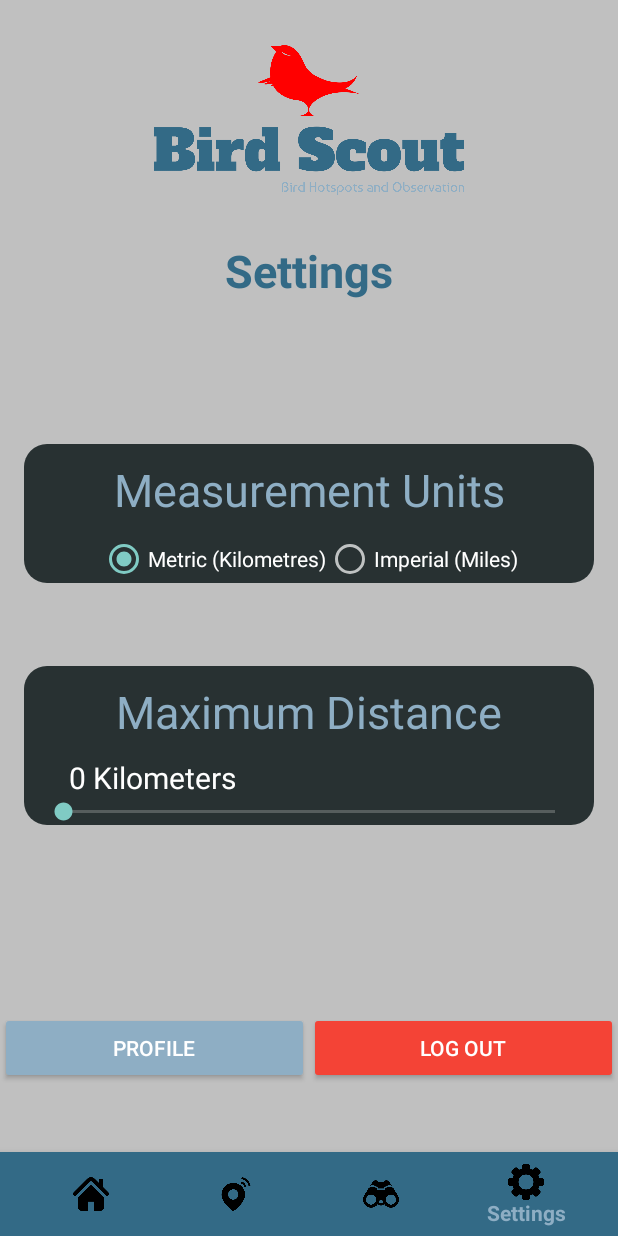
After one commit to St10092007/OPSC7312-Bird-Scout-, an Android app: the SettingsActivity screen opened directly, with no data from a screen before it, on a phone screen of 412 x 824 dp. The commit adds this screen. Run offline under Robolectric (Android 15) with nearby library versions, the phone set to English and light mode, and no system bars; our stand-ins replace Firebase (no records; nobody signed in at launch, a user with empty details on screens opened directly).

Commit message:
Updates and bug fix

```diff
--- a/Birding/app/build.gradle
+++ b/Birding/app/build.gradle
@@ -3,7 +3,6 @@ plugins {
     id 'org.jetbrains.kotlin.android'
     id 'com.google.android.libraries.mapsplatform.secrets-gradle-plugin'
     id 'com.google.gms.google-services'
-//    id 'com.google.gms.google-services'
 }
 
 android {
@@ -47,7 +46,7 @@ dependencies {
     testImplementation 'junit:junit:4.13.2'
     androidTestImplementation 'androidx.test.ext:junit:1.1.5'
     androidTestImplementation 'androidx.test.espresso:espresso-core:3.5.1'
-    implementation 'com.google.android.gms:play-services-maps:18.1.0'
+    implementation 'com.google.android.gms:play-services-maps:18.2.0'
     implementation 'com.google.android.gms:play-services-location:21.0.1'
     implementation 'com.google.maps:google-maps-services:0.17.0'
     implementation 'com.android.volley:volley:1.2.1'
--- a/Birding/app/src/main/java/com/example/birding/Home/SplashActivity.kt
+++ b/Birding/app/src/main/java/com/example/birding/Home/SplashActivity.kt
@@ -11,7 +11,7 @@ import com.example.birding.Authentication.RegisterActivity
 import com.example.birding.R
 
 
-val SPLASH_DELAY: Long = 5000 // 5 seconds
+val SPLASH_DELAY: Long = 2000
 
 class SplashActivity : AppCompatActivity() {
 
--- a/Birding/app/src/main/java/com/example/birding/Hotspot/HotspotsActivity.kt
+++ b/Birding/app/src/main/java/com/example/birding/Hotspot/HotspotsActivity.kt
@@ -45,6 +45,9 @@ import com.example.birding.Home.HomeActivity
 import com.example.birding.Observations.ObservationsActivity
 import com.example.birding.R
 import com.example.birding.Settings.SettingsActivity
+import com.example.birding.Settings.SettingsActivity.Companion.IS_METRIC_PREFERENCE_KEY
+import com.example.birding.Settings.SettingsActivity.Companion.MAX_DISTANCE_PREFERENCE_KEY
+import com.example.birding.Settings.SettingsActivity.Companion.PREFERENCES_NAME
 import com.google.android.gms.location.*
 import com.google.android.gms.maps.model.BitmapDescriptor
 import com.google.android.gms.maps.model.BitmapDescriptorFactory
@@ -69,8 +72,6 @@ class HotspotsActivity : AppCompatActivity(), OnMapReadyCallback {
     private lateinit var bottomNavigationView: BottomNavigationView
     private lateinit var sharedPreferences: SharedPreferences
     private var isNavigating = false
-    private var isMetric: Boolean = true
-    private var maxDistance: Int = 50
 
     override fun onCreate(savedInstanceState: Bundle?) {
         super.onCreate(savedInstanceState)
@@ -81,9 +82,11 @@ class HotspotsActivity : AppCompatActivity(), OnMapReadyCallback {
         hotspotDetailsFrameLayout = findViewById(R.id.hotspotDetailsFrameLayout)
         distanceToHotspot = findViewById(R.id.distanceToHotspot)
         fusedLocationClient = LocationServices.getFusedLocationProviderClient(this)
-        sharedPreferences = PreferenceManager.getDefaultSharedPreferences(this)
         mapView.onCreate(savedInstanceState)
         mapView.getMapAsync(this)
+
+        sharedPreferences = getSharedPreferences(PREFERENCES_NAME, MODE_PRIVATE)
+
 
         // Check for location permissions and request them if necessary
         if (!hasLocationPermission()) {
@@ -93,7 +96,7 @@ class HotspotsActivity : AppCompatActivity(), OnMapReadyCallback {
             fetchLastLocation { location ->
                 location?.let {
                     fetchEBirdHotspots(LatLng(location.latitude, location.longitude))
-                    loadPreferences()
+
                 }
             }
         }
@@ -145,13 +148,6 @@ class HotspotsActivity : AppCompatActivity(), OnMapReadyCallback {
             }
         }
     }
-
-    private fun loadPreferences() {
-        val settings = getSharedPreferences(SettingsActivity.PREFERENCES_NAME, MODE_PRIVATE)
-        isMetric = settings.getBoolean(SettingsActivity.IS_METRIC_PREFERENCE_KEY, true)
-        maxDistance = settings.getInt(SettingsActivity.MAX_DISTANCE_PREFERENCE_KEY, 50)
-    }
-
 
     // Location and Permissions
     private fun requestLocationPermission() {
@@ -237,13 +233,15 @@ class HotspotsActivity : AppCompatActivity(), OnMapReadyCallback {
         selectedHotspot.visibility = View.VISIBLE
         hotspotDirectionBtn.visibility = View.VISIBLE
 
+        val unitPreference = sharedPreferences.getBoolean("isMetric", true)
+
         // Calculate and display the distance
         val origin = location?.let { LatLng(it.latitude, it.longitude) }
         if (origin != null) {
             val distance = calculateDistance(origin, marker.position)
 
             // Update the distance based on user preferences
-            val formattedDistance = if (isMetric) {
+            val formattedDistance = if (unitPreference) {
                 if (distance > 1000) {
                     val distanceInKm = distance / 1000.0
                     String.format("%.2f km", distanceInKm)
@@ -349,18 +347,27 @@ class HotspotsActivity : AppCompatActivity(), OnMapReadyCallback {
 
         val apiKey = "h5qidkb3h7cv"
         // Retrieve user preferences from SharedPreferences
-        val unitPreference = sharedPreferences.getString("measurement_unit", "metric")
-        var maxDistance = sharedPreferences.getInt("max_distance", 10)
+//        val unitPreference = sharedPreferences.getBoolean("isMetric", true)
+//        var maxDistance = sharedPreferences.getInt("maxDistance", 10)
+
+        val selectedUnit = sharedPreferences.getString(IS_METRIC_PREFERENCE_KEY, "Kilometers") ?: "Kilometers"
+        val selectedDistance = sharedPreferences.getInt(MAX_DISTANCE_PREFERENCE_KEY, 50)
+        Log.e("MyApp", "Max distance : $selectedDistance")
+        Log.e("MyApp", "unitPreference : $selectedUnit")
 
         // Convert maxDistance to kilometers if the user prefers miles
-        val distance = if (unitPreference == "miles") {
-            (maxDistance * 1.60934).toInt()
+        val convertedDistance = if (selectedUnit == "Kilometers") {
+            selectedDistance // No need to convert, as it's already in kilometers
         } else {
-            maxDistance
+            // Convert miles to kilometers
+            kilometersToMiles(selectedDistance)
         }
+        Log.e("MyApp", "converted distance : $convertedDistance")
 
         // Build URL
-        val eBirdAPIUrl ="https://api.ebird.org/v2/ref/hotspot/geo?lat=${location.latitude}&lng=${location.longitude}&dist=${distance}&fmt=json"
+        val eBirdAPIUrl ="https://api.ebird.org/v2/ref/hotspot/geo?lat=${location.latitude}&lng=${location.longitude}&dist=${convertedDistance}&fmt=json"
+
+        Log.d("MyApp", "Constructed URL: $eBirdAPIUrl")
 
         // Create URL object
         var url: URL? = null
@@ -377,12 +384,13 @@ class HotspotsActivity : AppCompatActivity(), OnMapReadyCallback {
 
                     // Get the response code
                     val responseCode = connection.responseCode
-
+                    Log.d("MyApp", "Response Code: $responseCode")
                     // Check if the request was successful (HTTP status code 200)
                     if (responseCode == HttpURLConnection.HTTP_OK) {
                         // Fetch data from the connection
                         val inputStream = connection.inputStream
                         val urlData = inputStream.bufferedReader().use { it.readText() }
+                        Log.d("MyApp", "Response Data: $urlData")
 
                         // Parse JSON data
                         try {
@@ -443,6 +451,11 @@ class HotspotsActivity : AppCompatActivity(), OnMapReadyCallback {
             e.printStackTrace()
         }
     }
+
+    private fun kilometersToMiles(kilometers: Int): Int {
+        return (kilometers / 1.60934).toInt()
+    }
+
     private fun calculateAndDisplayRoute(origin: LatLng, destination: LatLng) {
         val apiKey = "AIzaSyDHTmCbWEXU66wNV7hIIhaBPPJqXjnJX6I"
         val geoApiContext = GeoApiContext.Builder()
--- /dev/null
+++ b/Birding/app/src/main/java/com/example/birding/Settings/SettingsActivity.kt
@@ -0,0 +1,183 @@
+package com.example.birding.Settings
+
+import android.content.Intent
+import android.content.SharedPreferences
+import androidx.appcompat.app.AppCompatActivity
+import android.os.Bundle
+import android.widget.*
+import androidx.appcompat.widget.TooltipCompat
+import com.example.birding.Authentication.LoginActivity
+import com.example.birding.Home.HomeActivity
+import com.example.birding.Hotspot.HotspotsActivity
+import com.example.birding.Observations.ObservationsActivity
+import com.example.birding.R
+import com.google.android.material.bottomnavigation.BottomNavigationView
+import com.google.firebase.auth.FirebaseAuth
+
+class SettingsActivity : AppCompatActivity() {
+
+    // Declare UI elements and variables
+    private lateinit var radioGroup: RadioGroup
+    private lateinit var distanceSeekBar: SeekBar
+    private lateinit var distanceTextView: TextView
+    private lateinit var logoutButton: Button
+    private lateinit var profileButton: Button
+    private lateinit var bottomNavigationView: BottomNavigationView
+    private lateinit var sharedPreferences: SharedPreferences
+    private lateinit var auth: FirebaseAuth
+
+    override fun onCreate(savedInstanceState: Bundle?) {
+        super.onCreate(savedInstanceState)
+        setContentView(R.layout.activity_settings)
+
+        // Initialize UI elements
+        sharedPreferences = getSharedPreferences(PREFERENCES_NAME, MODE_PRIVATE)
+        bottomNavigationView = findViewById(R.id.bottomNavigationView)
+        radioGroup = findViewById(R.id.radioGroup)
+        distanceTextView = findViewById(R.id.distanceTextView)
+        distanceSeekBar = findViewById(R.id.distanceSeekBar)
+        logoutButton = findViewById(R.id.Logout_btn)
+        profileButton = findViewById(R.id.Profile_btn)
+
+        auth = FirebaseAuth.getInstance()
+
+        // Set the default unit and distance
+        setUnit("Kilometers")
+
+        val savedDistance = sharedPreferences.getInt("selectedDistance", 0)
+        distanceSeekBar.progress = savedDistance
+        distanceTextView.text = "$savedDistance ${getSelectedUnit()}"
+
+        // SeekBar listener
+        distanceSeekBar.setOnSeekBarChangeListener(object : SeekBar.OnSeekBarChangeListener {
+            override fun onProgressChanged(seekBar: SeekBar?, progress: Int, fromUser: Boolean) {
+                distanceTextView.text = "$progress ${getSelectedUnit()}"
+            }
+
+            override fun onStartTrackingTouch(seekBar: SeekBar?) {}
+
+            override fun onStopTrackingTouch(seekBar: SeekBar?) {
+                // Store the selected distance
+                sharedPreferences.edit().putInt("selectedDistance", seekBar?.progress ?: 0).apply()
+            }
+        })
+
+        // RadioGroup listener for unit selection
+        radioGroup.setOnCheckedChangeListener { _, checkedId ->
+            val selectedUnit = when (checkedId) {
+                R.id.radioMetric -> "Kilometers"
+                R.id.radioImperial -> "Miles"
+                else -> "Kilometers" // Default to Kilometers
+            }
+
+            if (selectedUnit == "Kilometers") {
+                distanceSeekBar.max = 400
+            } else {
+                distanceSeekBar.max = 248
+            }
+
+            val currentValue = distanceSeekBar.progress
+            val currentUnit = getSelectedUnit()
+
+            if (selectedUnit != currentUnit) {
+                // Unit changed, convert the current value to the new unit
+                val newValue = if (selectedUnit == "Kilometers") {
+                    milesToKilometers(currentValue)
+                } else {
+                    kilometersToMiles(currentValue)
+                }
+                distanceSeekBar.progress = newValue
+                distanceTextView.text = "$newValue $selectedUnit"
+                setUnit(selectedUnit)
+            }
+            sharedPreferences.edit().putInt(MAX_DISTANCE_PREFERENCE_KEY, distanceSeekBar?.progress ?: 0).apply()
+
+        }
+
+        // Set up bottom navigation
+        setupBottomNavigation()
+
+        // Handle the logout button click
+        logoutButton.setOnClickListener {
+            logout()
+        }
+
+        // Handle the profile button click
+        profileButton.setOnClickListener {
+            val intent = Intent(this, ProfileActivity::class.java)
+            startActivity(intent)
+        }
+    }
+
+    // Function to set the selected unit in SharedPreferences
+    private fun setUnit(unit: String) {
+        sharedPreferences.edit().putString("selectedUnit", unit).apply()
+    }
+    // Function to get the selected unit from SharedPreferences
+    private fun getSelectedUnit(): String {
+        return sharedPreferences.getString("selectedUnit", "Kilometers") ?: "Kilometers"
+    }
+
+    // Conversion functions for distance units
+    private fun milesToKilometers(miles: Int): Int {
+        return (miles * 1.60934).toInt()
+    }
+
+    private fun kilometersToMiles(kilometers: Int): Int {
+        return (kilometers / 1.60934).toInt()
+    }
+
+    // Function to handle user logout
+    private fun logout() {
+        auth.signOut() // Sign the user out from Firebase
+
+        // Start an intent to open the login activity
+        val intent = Intent(this, LoginActivity::class.java)
+        intent.flags = Intent.FLAG_ACTIVITY_CLEAR_TASK or Intent.FLAG_ACTIVITY_NEW_TASK
+        startActivity(intent)
+        finish()
+    }
+
+    private fun setupBottomNavigation() {
+        bottomNavigationView.selectedItemId = R.id.menu_settings
+
+        val observationMenuItem = bottomNavigationView.menu.findItem(R.id.menu_observations)
+        val hotspotsMenuItem = bottomNavigationView.menu.findItem(R.id.menu_hotspots)
+        val homeMenuItem = bottomNavigationView.menu.findItem(R.id.menu_home)
+        val settingsMenuItem = bottomNavigationView.menu.findItem(R.id.menu_settings)
+
+        // Set tooltips for navigation items
+        observationMenuItem.actionView?.let { TooltipCompat.setTooltipText(it, "Observations") }
+        hotspotsMenuItem.actionView?.let { TooltipCompat.setTooltipText(it, "Hotspots") }
+        homeMenuItem.actionView?.let { TooltipCompat.setTooltipText(it, "Home") }
+        settingsMenuItem.actionView?.let { TooltipCompat.setTooltipText(it, "Settings") }
+
+        // Bottom navigation item click listener
+        bottomNavigationView.setOnNavigationItemSelectedListener { menuItem ->
+            when (menuItem.itemId) {
+                R.id.menu_home -> {
+                    startActivity(Intent(this, HomeActivity::class.java))
+                    true
+                }
+                R.id.menu_hotspots -> {
+                    startActivity(Intent(this, HotspotsActivity::class.java))
+                    true
+                }
+                R.id.menu_observations -> {
+                    startActivity(Intent(this, ObservationsActivity::class.java))
+                    true
+                }
+                R.id.menu_settings -> {
+                    true
+                }
+                else -> false
+            }
+        }
+    }
+
+    companion object {
+        const val PREFERENCES_NAME = "userPreferences"
+        const val IS_METRIC_PREFERENCE_KEY = "selectedUnit"
+        const val MAX_DISTANCE_PREFERENCE_KEY = "selectedDistance"
+    }
+}
--- /dev/null
+++ b/Birding/app/src/main/res/layout/activity_settings.xml
@@ -0,0 +1,190 @@
+<?xml version="1.0" encoding="utf-8"?>
+<androidx.constraintlayout.widget.ConstraintLayout
+    xmlns:android="http://schemas.android.com/apk/res/android"
+    xmlns:app="http://schemas.android.com/apk/res-auto"
+    xmlns:tools="http://schemas.android.com/tools"
+    android:layout_width="match_parent"
+    android:layout_height="match_parent"
+    tools:context=".Settings.SettingsActivity"
+    android:background="@color/primary_grey">
+
+    <!-- Bottom Navigation -->
+    <com.google.android.material.bottomnavigation.BottomNavigationView
+        android:id="@+id/bottomNavigationView"
+        style="@style/CustomBottomNavigation"
+        android:layout_width="0dp"
+        android:layout_height="wrap_content"
+        app:menu="@menu/bottom_navigation_menu"
+        app:layout_constraintBottom_toBottomOf="parent"
+        app:layout_constraintStart_toStartOf="parent"
+        app:layout_constraintEnd_toEndOf="parent" />
+
+    <ImageView
+        android:id="@+id/imageView"
+        android:layout_width="match_parent"
+        android:layout_height="100dp"
+        android:layout_marginTop="30dp"
+        android:src="@drawable/logobackground"
+        app:layout_constraintEnd_toEndOf="parent"
+        app:layout_constraintStart_toStartOf="parent"
+        app:layout_constraintTop_toTopOf="parent" />
+
+    <!-- Title Section -->
+    <TextView
+        android:id="@+id/tvTitle"
+        android:layout_width="match_parent"
+        android:layout_height="wrap_content"
+        android:layout_marginTop="30dp"
+        android:layout_marginStart="10dp"
+        android:layout_marginEnd="10dp"
+        android:text="Settings"
+        app:layout_constraintTop_toBottomOf="@id/imageView"
+        app:layout_constraintStart_toStartOf="parent"
+        app:layout_constraintEnd_toEndOf="parent"
+        android:textAlignment="center"
+        android:textColor="@color/primary_blue"
+        android:textSize="30sp"
+        android:textStyle="bold"
+        android:background="@color/primary_grey" />
+
+    <!-- Measurement Units Section -->
+    <androidx.constraintlayout.widget.ConstraintLayout
+        android:id="@+id/measurementUnitsLayout"
+        android:layout_width="0dp"
+        android:layout_height="wrap_content"
+        android:layout_marginStart="16dp"
+        android:layout_marginEnd="16dp"
+        android:layout_marginTop="70dp"
+        app:layout_constraintTop_toBottomOf="@+id/tvTitle"
+        app:layout_constraintBottom_toTopOf="@+id/maximumDistanceLayout"
+        app:layout_constraintStart_toStartOf="parent"
+        app:layout_constraintEnd_toEndOf="parent"
+        android:background="@drawable/box">
+
+        <TextView
+            android:id="@+id/textView2"
+            android:layout_width="wrap_content"
+            android:layout_height="wrap_content"
+            android:text="Measurement Units"
+            app:layout_constraintTop_toTopOf="parent"
+            app:layout_constraintStart_toStartOf="parent"
+            app:layout_constraintEnd_toEndOf="parent"
+            android:textSize="30sp"
+            android:textColor="@color/secondary"
+            android:layout_marginTop="10dp" />
+
+        <RadioGroup
+            android:id="@+id/radioGroup"
+            android:layout_width="wrap_content"
+            android:layout_height="wrap_content"
+            android:orientation="horizontal"
+            android:layout_marginTop="10dp"
+            app:layout_constraintTop_toBottomOf="@+id/textView2"
+            app:layout_constraintStart_toStartOf="parent"
+            app:layout_constraintEnd_toEndOf="parent">
+
+            <RadioButton
+                android:id="@+id/radioMetric"
+                android:layout_width="wrap_content"
+                android:layout_height="wrap_content"
+                android:text="Metric (Kilometres)"
+                android:checked="true"
+                android:textColor="@color/text_color" />
+
+            <RadioButton
+                android:id="@+id/radioImperial"
+                android:layout_width="wrap_content"
+                android:layout_height="wrap_content"
+                android:text="Imperial (Miles)"
+                android:textColor="@color/text_color" />
+        </RadioGroup>
+    </androidx.constraintlayout.widget.ConstraintLayout>
+
+    <!-- Maximum Distance Section -->
+    <androidx.constraintlayout.widget.ConstraintLayout
+        android:id="@+id/maximumDistanceLayout"
+        android:layout_width="0dp"
+        android:layout_height="wrap_content"
+        android:layout_marginTop="30dp"
+        android:layout_marginStart="16dp"
+        android:layout_marginEnd="16dp"
+        app:layout_constraintTop_toBottomOf="@+id/measurementUnitsLayout"
+        app:layout_constraintBottom_toTopOf="@+id/actionButtonsLayout"
+        app:layout_constraintStart_toStartOf="parent"
+        app:layout_constraintEnd_toEndOf="parent"
+        android:background="@drawable/box">
+
+        <TextView
+            android:id="@+id/tvMaximumDistance"
+            android:layout_width="wrap_content"
+            android:layout_height="wrap_content"
+            android:text="Maximum Distance"
+            app:layout_constraintTop_toTopOf="parent"
+            app:layout_constraintStart_toStartOf="parent"
+            app:layout_constraintEnd_toEndOf="parent"
+            android:textSize="30sp"
+            android:textColor="@color/secondary"
+            android:layout_marginTop="10dp"/>
+
+
+
+        <TextView
+            android:id="@+id/distanceTextView"
+            android:layout_width="wrap_content"
+            android:layout_height="wrap_content"
+            android:text="10"
+            android:layout_marginBottom="20dp"
+            android:layout_marginStart="20dp"
+            android:layout_marginTop="10dp"
+            app:layout_constraintTop_toBottomOf="@+id/tvMaximumDistance"
+            app:layout_constraintStart_toStartOf="@+id/distanceSeekBar"
+            app:layout_constraintBottom_toTopOf="@id/distanceSeekBar"
+            android:textSize="20dp"
+            android:textColor="@color/text_color" />
+
+        <SeekBar
+            android:id="@+id/distanceSeekBar"
+            android:layout_width="0dp"
+            android:layout_height="wrap_content"
+            android:max="400"
+            android:layout_marginStart="10dp"
+            android:layout_marginEnd="10dp"
+            app:layout_constraintTop_toBottomOf="@+id/distanceTextView"
+            app:layout_constraintStart_toStartOf="parent"
+            app:layout_constraintEnd_toEndOf="parent" />
+
+    </androidx.constraintlayout.widget.ConstraintLayout>
+
+    <!-- Action Buttons -->
+    <GridLayout
+        android:id="@+id/actionButtonsLayout"
+        android:layout_width="0dp"
+        android:layout_height="wrap_content"
+        android:rowCount="1"
+        android:columnCount="3"
+        android:layout_marginTop="100dp"
+        android:layout_marginBottom="20dp"
+        app:layout_constraintTop_toBottomOf="@+id/maximumDistanceLayout"
+        app:layout_constraintStart_toStartOf="parent"
+        app:layout_constraintEnd_toEndOf="parent"
+        app:layout_constraintBottom_toTopOf="@id/bottomNavigationView">
+
+        <Button
+            android:id="@+id/Profile_btn"
+            android:layout_width="0dp"
+            android:layout_height="wrap_content"
+            android:layout_columnWeight="1"
+            android:backgroundTint="@color/secondary"
+            android:text="Profile"
+            android:textColor="@color/text_color" />
+
+        <Button
+            android:id="@+id/Logout_btn"
+            android:layout_width="0dp"
+            android:layout_height="wrap_content"
+            android:layout_columnWeight="1"
+            android:backgroundTint="@color/primary_red"
+            android:text="Log out"
+            android:textColor="@color/text_color" />
+    </GridLayout>
+</androidx.constraintlayout.widget.ConstraintLayout>
```
Also changed, not shown: Birding/app/src/main/res/drawable/background.png (added).
